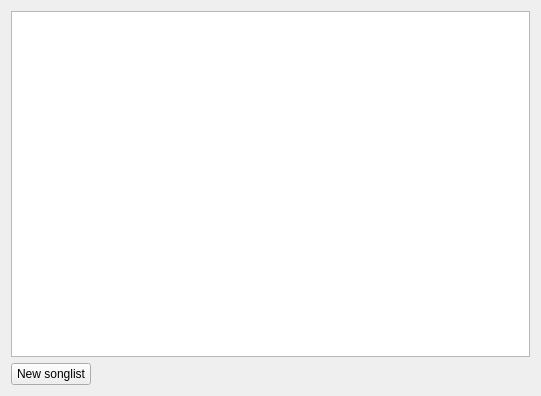
The window that XYZPlayer/LocalMusicWidget.ui (XChy/XYZPlayer) describes before a commit, drawn with Qt 5.
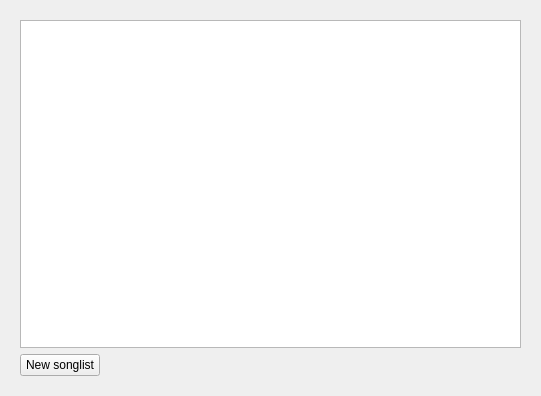
The same window after the commit. Custom widgets are drawn as their Qt base class.

The edit to the form file:
```diff
--- a/XYZPlayer/LocalMusicWidget.ui
+++ b/XYZPlayer/LocalMusicWidget.ui
@@ -14,6 +14,13 @@
    <string>Form</string>
   </property>
   <layout class="QGridLayout" name="gridLayout">
+   <item row="0" column="0">
+    <widget class="QStackedWidget" name="stackedWidget">
+     <property name="currentIndex">
+      <number>0</number>
+     </property>
+     <widget class="QWidget" name="page">
+      <layout class="QGridLayout" name="gridLayout_2">
    <item row="1" column="0">
     <widget class="QPushButton" name="addButton">
      <property name="text">
@@ -36,6 +43,11 @@
    </item>
    <item row="0" column="0" colspan="2">
     <widget class="SonglistsView" name="view"/>
+       </item>
+      </layout>
+     </widget>
+     <widget class="QWidget" name="page_2"/>
+    </widget>
    </item>
   </layout>
  </widget>
```
Lines whose indentation alone changed are shown as unchanged.
